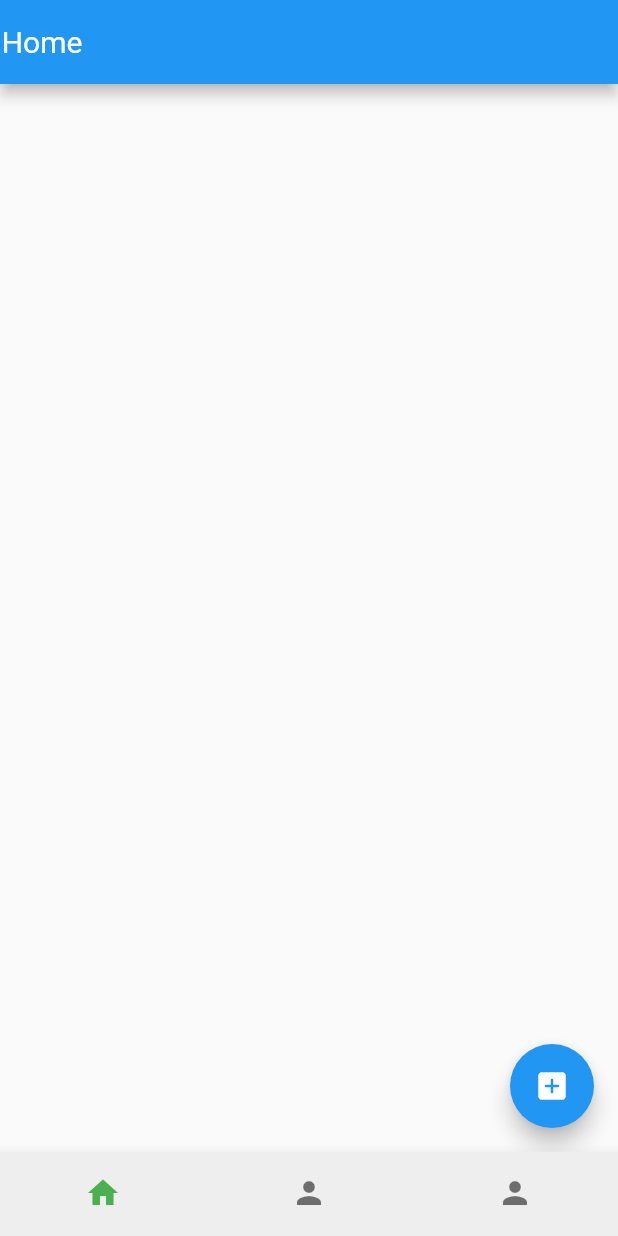
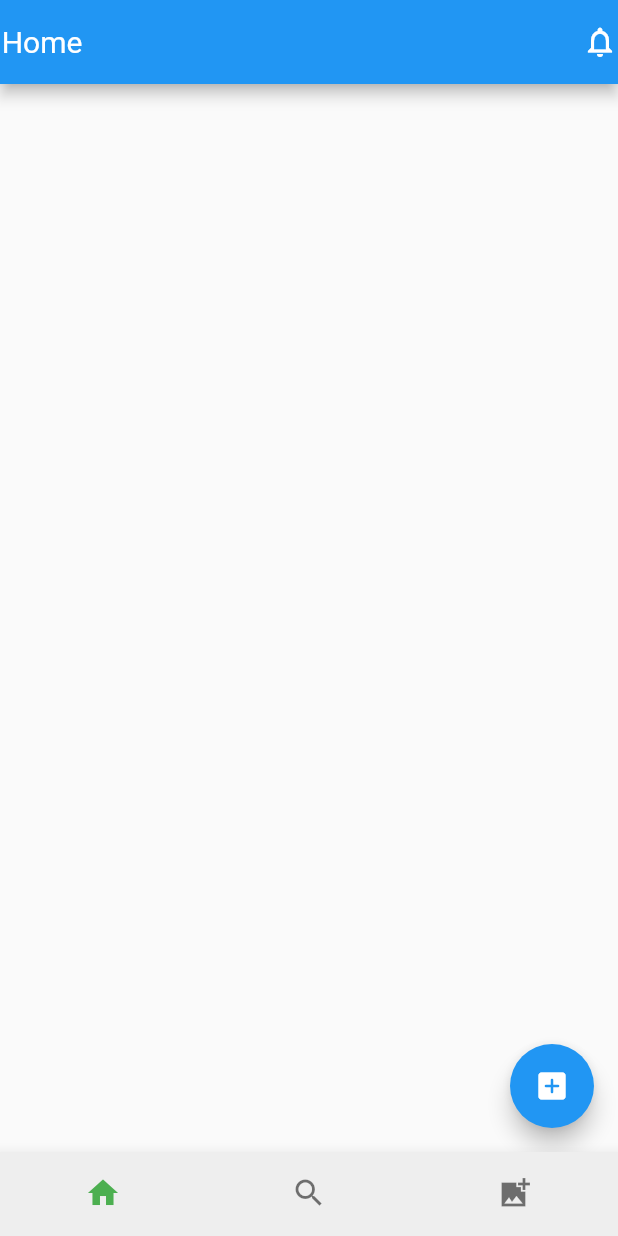
Before and after one commit to Flutter-GG/HW-2, a Flutter app: the screen it shows after launch, on a phone screen of 412 x 824 dp. Run offline on Flutter 3.47's test engine with Material 2 defaults, Android fonts, the light colour scheme and no system bars.

Commit message:
make icon

```diff
--- a/myproject/lib/view/home_screen.dart
+++ b/myproject/lib/view/home_screen.dart
@@ -22,6 +22,7 @@ class _HomeState extends State<Home> {
               style: TextStyle(fontSize: 20),
             ),
           ),
+          actions: [Icon(Icons.notifications_none_outlined)],
         ),
         floatingActionButtonLocation: FloatingActionButtonLocation.endFloat,
         floatingActionButton: Column(
--- a/myproject/lib/view/navigations_home.dart
+++ b/myproject/lib/view/navigations_home.dart
@@ -23,8 +23,9 @@ class _NavigatonBarState extends State<NavigatonBar> {
       bottomNavigationBar: BottomNavigationBar(
         items: const [
           BottomNavigationBarItem(icon: Icon(Icons.home), label: "Home"),
-          BottomNavigationBarItem(icon: Icon(Icons.person), label: "Profile"),
-          BottomNavigationBarItem(icon: Icon(Icons.person), label: "Profile")
+          BottomNavigationBarItem(icon: Icon(Icons.search), label: "Profile"),
+          BottomNavigationBarItem(
+              icon: Icon(Icons.add_photo_alternate_sharp), label: "Profile"),
         ],
         currentIndex: selectedIndex,
         selectedItemColor: Colors.green,
```
